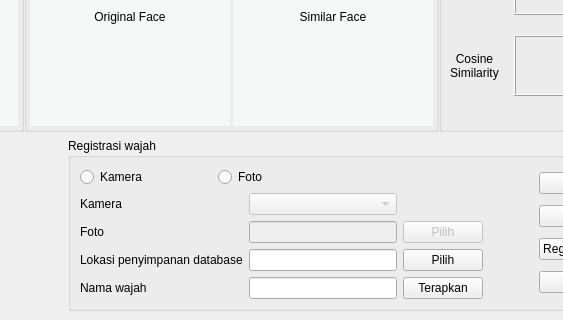
The window that desain_v3.ui (yusufpraditya/face-recognition-app) describes before a commit, drawn with Qt 5; both pictures show x 625 to 1188 and y 402 to 722 of the 1280 by 722 pixel window.
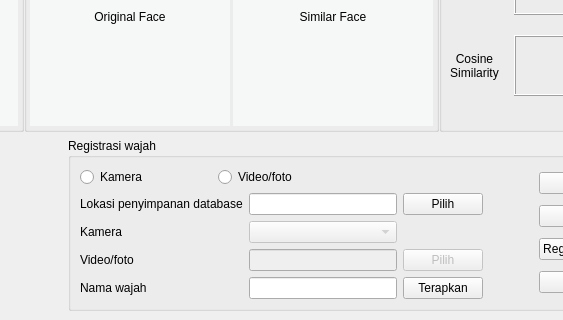
The same window after the commit. The open tabs and pages were chosen to show the change.

Diff of the .ui file:
```diff
--- a/desain_v3.ui
+++ b/desain_v3.ui
@@ -607,7 +607,7 @@
           </size>
          </property>
          <property name="currentIndex">
-          <number>1</number>
+          <number>0</number>
          </property>
          <widget class="QWidget" name="page">
           <layout class="QHBoxLayout" name="horizontalLayout_8">
@@ -689,9 +689,9 @@
                  </widget>
                 </item>
                 <item>
-                 <widget class="QRadioButton" name="btnFotoRegistrasi">
+                 <widget class="QRadioButton" name="btnVideoFotoRegistrasi">
                   <property name="text">
-                   <string>Foto</string>
+                   <string>Video/foto</string>
                   </property>
                  </widget>
                 </item>
@@ -718,14 +718,17 @@
                 <property name="horizontalSpacing">
                  <number>6</number>
                 </property>
-                <item row="0" column="0">
-                 <widget class="QLabel" name="label_10">
+                <item row="4" column="0">
+                 <widget class="QLabel" name="label_13">
                   <property name="text">
-                   <string>Kamera</string>
+                   <string>Nama wajah</string>
                   </property>
                  </widget>
                 </item>
-                <item row="0" column="1">
+                <item row="4" column="1">
+                 <widget class="QLineEdit" name="lnNamaWajah"/>
+                </item>
+                <item row="1" column="1">
                  <widget class="QComboBox" name="boxKameraRegistrasi">
                   <property name="enabled">
                    <bool>false</bool>
@@ -733,40 +736,54 @@
                  </widget>
                 </item>
                 <item row="1" column="0">
-                 <widget class="QLabel" name="label_11">
+                 <widget class="QLabel" name="label_10">
                   <property name="text">
-                   <string>Foto</string>
-                  </property>
-                 </widget>
-                </item>
-                <item row="1" column="1">
-                 <widget class="QLineEdit" name="lnFotoRegistrasi">
-                  <property name="enabled">
-                   <bool>false</bool>
-                  </property>
-                  <property name="readOnly">
-                   <bool>true</bool>
-                  </property>
-                 </widget>
-                </item>
-                <item row="1" column="2">
-                 <widget class="QPushButton" name="btnLokasiFoto">
-                  <property name="enabled">
-                   <bool>false</bool>
-                  </property>
-                  <property name="text">
-                   <string>Pilih</string>
+                   <string>Kamera</string>
                   </property>
                  </widget>
                 </item>
                 <item row="2" column="0">
+                 <widget class="QLabel" name="label_11">
+                  <property name="text">
+                   <string>Video/foto</string>
+                  </property>
+                 </widget>
+                </item>
+                <item row="2" column="1">
+                 <widget class="QLineEdit" name="lnVideoFotoRegistrasi">
+                  <property name="enabled">
+                   <bool>false</bool>
+                  </property>
+                  <property name="readOnly">
+                   <bool>true</bool>
+                  </property>
+                 </widget>
+                </item>
+                <item row="2" column="2">
+                 <widget class="QPushButton" name="btnLokasiVideoFotoR">
+                  <property name="enabled">
+                   <bool>false</bool>
+                  </property>
+                  <property name="text">
+                   <string>Pilih</string>
+                  </property>
+                 </widget>
+                </item>
+                <item row="4" column="2">
+                 <widget class="QPushButton" name="btnNamaWajah">
+                  <property name="text">
+                   <string>Terapkan</string>
+                  </property>
+                 </widget>
+                </item>
+                <item row="0" column="0">
                  <widget class="QLabel" name="label_12">
                   <property name="text">
                    <string>Lokasi penyimpanan database</string>
                   </property>
                  </widget>
                 </item>
-                <item row="2" column="1">
+                <item row="0" column="1">
                  <widget class="QLineEdit" name="lnLokasiSimpanDB">
                   <property name="dragEnabled">
                    <bool>false</bool>
@@ -776,30 +793,13 @@
                   </property>
                  </widget>
                 </item>
-                <item row="2" column="2">
+                <item row="0" column="2">
                  <widget class="QPushButton" name="btnSimpanWajah">
                   <property name="text">
                    <string>Pilih</string>
                   </property>
                  </widget>
                 </item>
-                <item row="3" column="0">
-                 <widget class="QLabel" name="label_13">
-                  <property name="text">
-                   <string>Nama wajah</string>
-                  </property>
-                 </widget>
-                </item>
-                <item row="3" column="1">
-                 <widget class="QLineEdit" name="lnNamaWajah"/>
-                </item>
-                <item row="3" column="2">
-                 <widget class="QPushButton" name="btnNamaWajah">
-                  <property name="text">
-                   <string>Terapkan</string>
-                  </property>
-                 </widget>
-                </item>
                </layout>
               </item>
              </layout>
```
